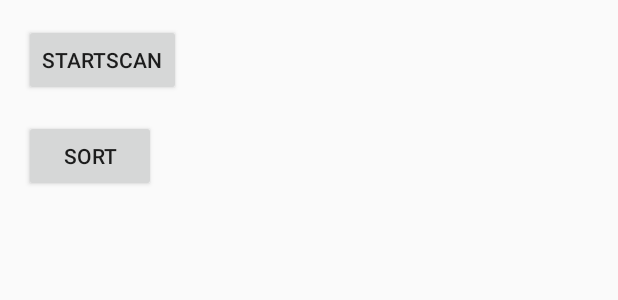
After one commit to BIGMONK/Test, an Android app: the layout activity_wifi_scan.xml on its own in the app's theme, with its tools: preview values and no code run, on a phone screen of 412 x 824 dp. The commit adds this screen. Shown: the top 300 px of the screen. Run offline under Robolectric (Android 15) with nearby library versions, the phone set to English and light mode, and no system bars; Roboto replaces fonts that are not available here.

```diff
--- /dev/null
+++ b/app/src/main/res/layout/activity_wifi_scan.xml
@@ -0,0 +1,38 @@
+<?xml version="1.0" encoding="utf-8"?>
+<RelativeLayout xmlns:android="http://schemas.android.com/apk/res/android"
+    xmlns:tools="http://schemas.android.com/tools"
+    android:layout_width="match_parent"
+    android:layout_height="match_parent"
+    android:paddingBottom="@dimen/activity_vertical_margin"
+    android:paddingLeft="@dimen/activity_horizontal_margin"
+    android:paddingRight="@dimen/activity_horizontal_margin"
+    android:paddingTop="@dimen/activity_vertical_margin"
+    tools:context=".wifiscan.WifiScanActivity">
+
+    <Button
+        android:id="@+id/btn_scan_wifi"
+        android:layout_width="wrap_content"
+        android:layout_height="wrap_content"
+        android:layout_alignParentLeft="true"
+        android:layout_alignParentTop="true"
+        android:text="startScan" />
+
+    <Button
+        android:id="@+id/btn_sort_list"
+        android:layout_width="wrap_content"
+        android:layout_height="wrap_content"
+        android:layout_alignParentLeft="true"
+        android:layout_below="@+id/btn_scan_wifi"
+        android:layout_marginTop="16dp"
+        android:text="sort" />
+
+    <ListView
+        android:id="@+id/listView1"
+        android:layout_width="match_parent"
+        android:layout_height="wrap_content"
+        android:layout_alignParentLeft="true"
+        android:layout_below="@+id/btn_sort_list"
+        android:layout_marginTop="20dp" >
+    </ListView>
+
+</RelativeLayout>
```
Also changed, not shown: app/src/main/AndroidManifest.xml (+6 -1 lines), app/src/main/java/com/uto/djf/test/MainActivity.java (+28 -17 lines), app/src/main/java/com/uto/djf/test/VideoPlayActivity.java (added, +56 -0 lines), app/src/main/java/com/uto/djf/test/view/MyVideoView.java (added, +30 -0 lines), app/src/main/java/com/uto/djf/test/wifiscan/SortList.java (added, +21 -0 lines), app/src/main/java/com/uto/djf/test/wifiscan/StartScan.java (added, +65 -0 lines), app/src/main/java/com/uto/djf/test/wifiscan/WifiScanActivity.java (added, +116 -0 lines), app/src/main/res/layout/activity_main.xml (+14 -2 lines), app/src/main/res/layout/activity_video_play.xml (added, +14 -0 lines), app/src/main/res/layout/vlist.xml (added, +34 -0 lines).
